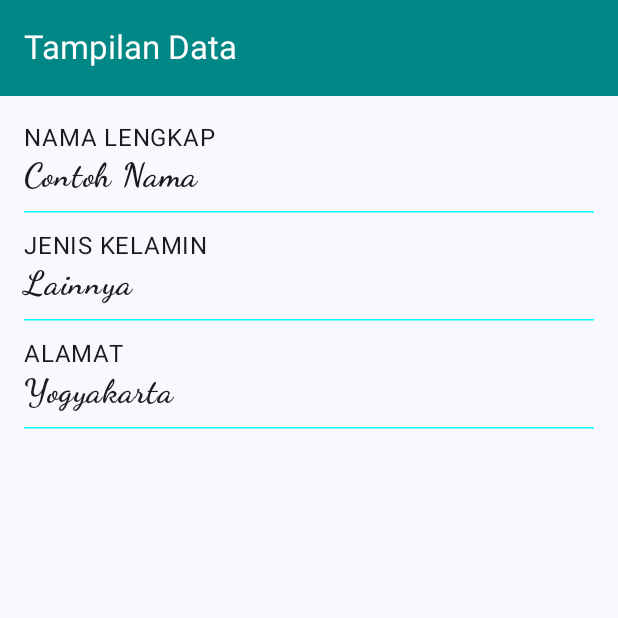
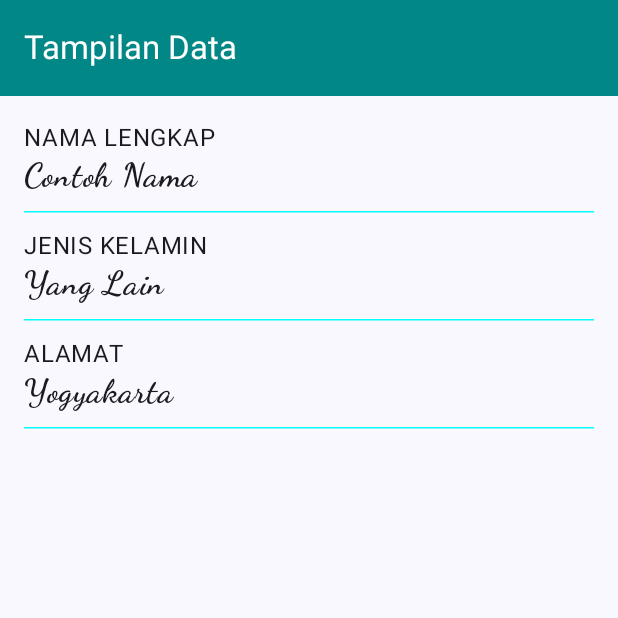
Before and after one commit to vararais/QuestNavigasiUI_049, an Android app built with Jetpack Compose: the composable TampilData shown on its own in the app's theme, on a phone screen of 412 x 824 dp, the top half of it. Run offline under Robolectric (Android 15) with nearby library versions, the phone set to English and light mode, and no system bars.

Commit message:
Mengubah keterangan opsi

```diff
--- a/app/src/main/java/com/example/questnavigasiui_049/view/TampilData.kt
+++ b/app/src/main/java/com/example/questnavigasiui_049/view/TampilData.kt
@@ -31,7 +31,7 @@ fun TampilData(
 ){
     val items = listOf(
         Pair(stringResource(id = R.string.nama_lengkap), "Contoh Nama"),
-        Pair(stringResource(id = R.string.jenis_kelamin), "Lainnya"),
+        Pair(stringResource(id = R.string.jenis_kelamin), "Yang Lain"),
         Pair(stringResource(id = R.string.alamat), "Yogyakarta")
     )
     Scaffold (modifier = Modifier,
```
